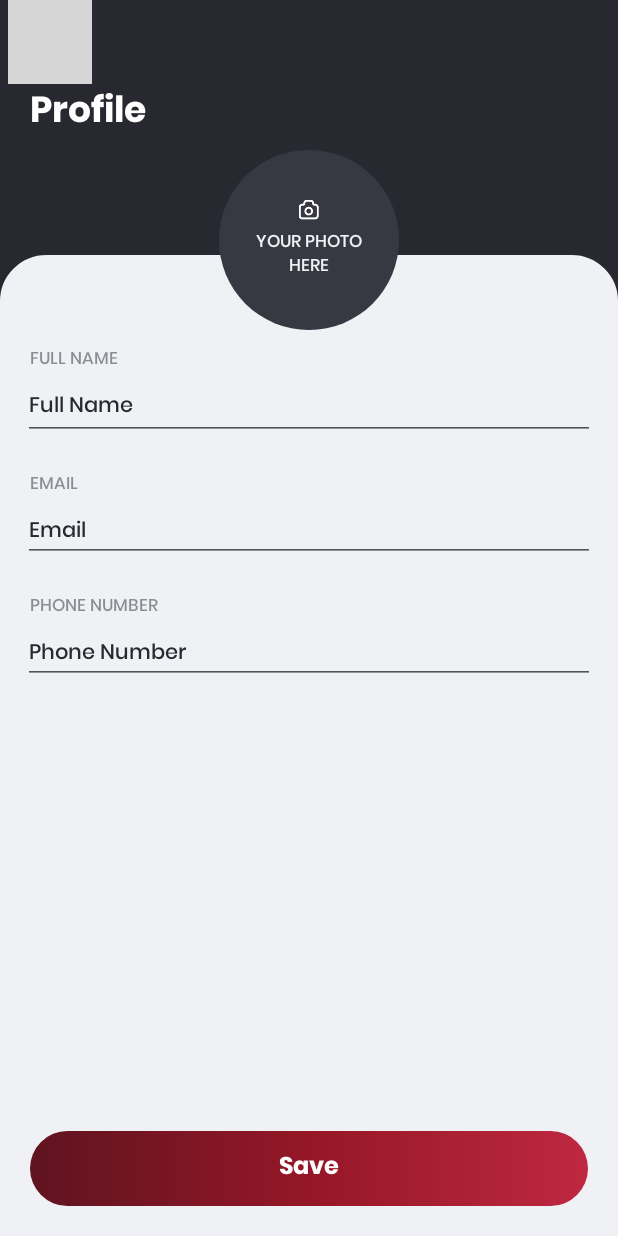
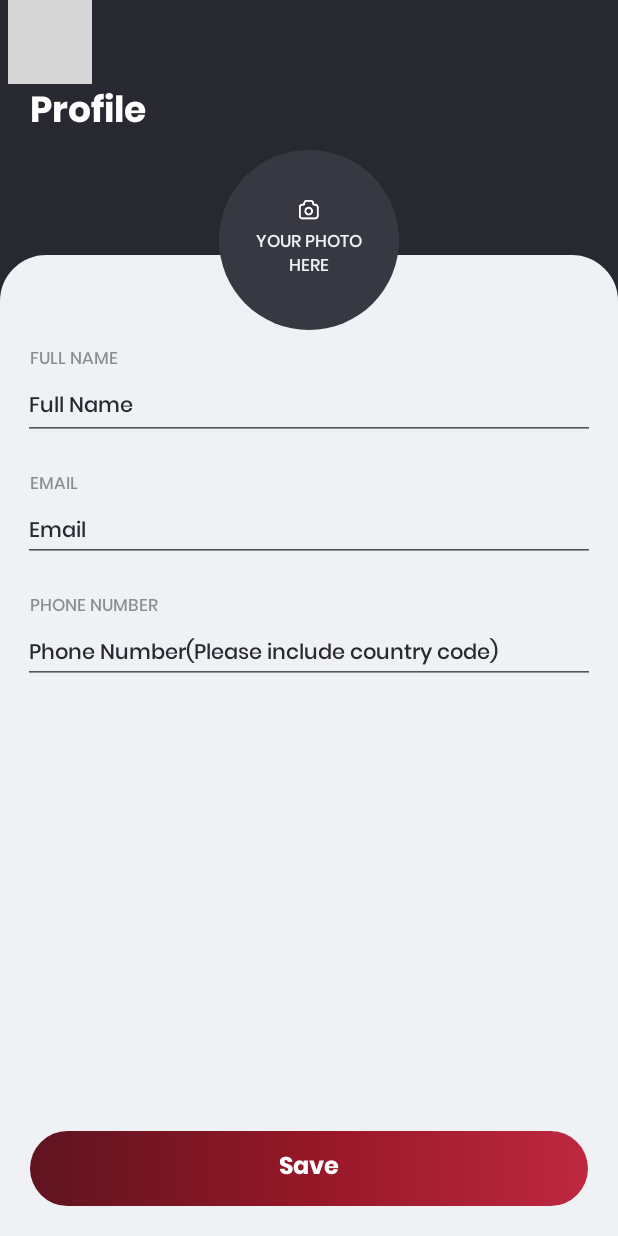
Before and after one commit to sha8wn/SCM-Majlis-Android, an Android app: the EditProfileActivity screen opened directly, with no data from a screen before it, on a phone screen of 412 x 824 dp. Run offline under Robolectric (Android 15) with nearby library versions, the light colour scheme and no system bars; our stand-ins replace CircleImageView, data binding; libraries missing offline, so code that uses them is left out: com.esafirm.imagepicker; pictures from the network do not load; 2 statements that could not run were skipped; grey boxes are pictures that could not be loaded.

Commit message:
worked on phone number and back button task

```diff
--- a/app/src/main/java/com/nibou/niboucustomer/activitys/AddSuperCarActivity.java
+++ b/app/src/main/java/com/nibou/niboucustomer/activitys/AddSuperCarActivity.java
@@ -235,7 +235,7 @@ public class AddSuperCarActivity extends BaseActivity {
     @Override
     public void onBackPressed() {
         if (getIntent().hasExtra(AppConstant.NORMAL_SIGNUP)) {
-
+            super.onBackPressed();
         } else {
             if (getIntent().hasExtra(AppConstant.ADMIN_SIGNUP)) {
                 Intent intent = new Intent();
--- a/app/src/main/java/com/nibou/niboucustomer/activitys/DocumentActivity.java
+++ b/app/src/main/java/com/nibou/niboucustomer/activitys/DocumentActivity.java
@@ -393,7 +393,7 @@ public class DocumentActivity extends BaseActivity {
     @Override
     public void onBackPressed() {
         if (getIntent().hasExtra(AppConstant.NORMAL_SIGNUP)) {
-
+            super.onBackPressed();
         } else {
             if (getIntent().hasExtra(AppConstant.ADMIN_SIGNUP)) {
                 super.onBackPressed();
--- a/app/src/main/java/com/nibou/niboucustomer/activitys/ForgotPasswordActivity.java
+++ b/app/src/main/java/com/nibou/niboucustomer/activitys/ForgotPasswordActivity.java
@@ -52,7 +52,7 @@ public class ForgotPasswordActivity extends BaseActivity {
             public void success(boolean isSuccess, Object data) {
                 AppDialogs.getInstance().showProgressBar(context, null, false);
                 if (isSuccess) {
-                    AppDialogs.getInstance().showCustomDialog(context, getString(R.string.success).toUpperCase(), getString(R.string.dialog_reset_pwd_message), getString(R.string.OK), getResources().getColor(R.color.colorPrimary), status -> {
+                    AppDialogs.getInstance().showCustomDialog(context, getString(R.string.success).toUpperCase(), getString(R.string.dialog_reset_pwd_message), getString(R.string.OK), getResources().getColor(R.color.green), status -> {
                         onBackPressed();
                     });
                 } else {
--- a/app/src/main/java/com/nibou/niboucustomer/activitys/SliderActivity.java
+++ b/app/src/main/java/com/nibou/niboucustomer/activitys/SliderActivity.java
@@ -1,5 +1,6 @@
 package com.nibou.niboucustomer.activitys;
 
+import android.content.Context;
 import android.content.Intent;
 import android.os.Bundle;
 import android.os.Handler;
@@ -7,8 +8,10 @@ import android.support.v4.app.Fragment;
 import android.support.v4.app.FragmentManager;
 import android.support.v4.app.FragmentPagerAdapter;
 import android.support.v4.view.ViewPager;
+import android.util.DisplayMetrics;
 import android.view.View;
 import android.widget.ImageView;
+import android.widget.LinearLayout;
 
 import com.nibou.niboucustomer.R;
 import com.nibou.niboucustomer.fragments.PagerFragment;
@@ -108,5 +111,4 @@ public class SliderActivity extends BaseActivity {
             return 3;
         }
     }
-
 }
--- a/app/src/main/res/layout/activity_signup.xml
+++ b/app/src/main/res/layout/activity_signup.xml
@@ -238,9 +238,10 @@
                     android:layout_height="wrap_content"
                     android:layout_marginStart="15dp"
                     android:layout_marginEnd="15dp"
+                    android:digits="0123456789+"
                     android:fontFamily="@font/poppins_medium"
                     android:gravity="start"
-                    android:hint="@string/phone_num"
+                    android:hint="@string/phone_num_with_country_code"
                     android:imeOptions="actionNext"
                     android:inputType="phone"
                     android:paddingBottom="8dp"
--- a/app/src/main/res/layout/fragment_profile.xml
+++ b/app/src/main/res/layout/fragment_profile.xml
@@ -162,12 +162,12 @@
                         android:paddingStart="5dp"
                         android:paddingBottom="8dp"
                         android:text="+971"
-                        android:visibility="gone"
                         android:textColor="@color/app_theme_color"
                         android:textColorHint="@color/app_theme_color"
                         android:textDirection="locale"
                         android:textSize="14sp"
                         android:theme="@style/MyEditTextBlackTheme"
+                        android:visibility="gone"
                         app:layout_constraintLeft_toLeftOf="parent"
                         app:layout_constraintTop_toBottomOf="@+id/tv_phone" />
 
@@ -177,9 +177,10 @@
                         android:layout_height="wrap_content"
                         android:layout_marginStart="15dp"
                         android:layout_marginEnd="15dp"
+                        android:digits="0123456789+"
                         android:fontFamily="@font/poppins_medium"
                         android:gravity="start"
-                        android:hint="@string/phone_num"
+                        android:hint="@string/phone_num_with_country_code"
                         android:imeOptions="actionDone"
                         android:inputType="phone"
                         android:paddingBottom="8dp"
--- a/app/src/main/res/values/strings.xml
+++ b/app/src/main/res/values/strings.xml
@@ -75,6 +75,7 @@
     <string name="supercars">2. Supercars</string>
     <string name="documents">3. Documents</string>
     <string name="phone_num">Phone Number</string>
+    <string name="phone_num_with_country_code">Phone Number(Please include country code)</string>
     <string name="brand">Brand</string>
     <string name="model">Model</string>
     <string name="submit">Submit</string>
```
